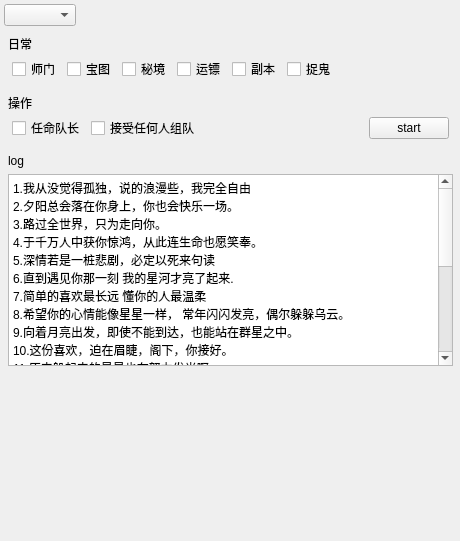
First picture: the form in pygm/views/tabContent.ui, repository rrrrrs/py_game, before the edit.
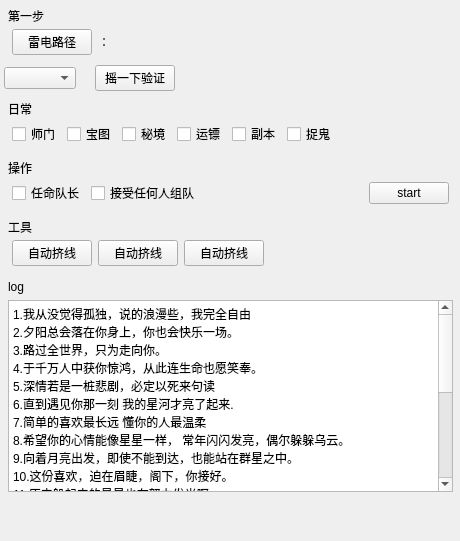
Second picture: the form after the edit. Icons and pictures are not drawn.

Commit message: 添加自动挤线器

Patch:
```diff
--- a/pygm/views/tabContent.ui
+++ b/pygm/views/tabContent.ui
@@ -35,6 +35,72 @@
     <property name="bottomMargin">
      <number>4</number>
     </property>
+    <item>
+     <layout class="QVBoxLayout" name="dailyContainer_4">
+      <property name="leftMargin">
+       <number>4</number>
+      </property>
+      <property name="topMargin">
+       <number>4</number>
+      </property>
+      <property name="rightMargin">
+       <number>4</number>
+      </property>
+      <property name="bottomMargin">
+       <number>4</number>
+      </property>
+      <item>
+       <widget class="QLabel" name="label_7">
+        <property name="maximumSize">
+         <size>
+          <width>16777215</width>
+          <height>15</height>
+         </size>
+        </property>
+        <property name="text">
+         <string>第一步</string>
+        </property>
+       </widget>
+      </item>
+      <item>
+       <layout class="QHBoxLayout" name="horizontalLayout_6">
+        <property name="leftMargin">
+         <number>4</number>
+        </property>
+        <property name="rightMargin">
+         <number>4</number>
+        </property>
+        <item>
+         <widget class="QPushButton" name="path_btn">
+          <property name="text">
+           <string>雷电路径</string>
+          </property>
+         </widget>
+        </item>
+        <item>
+         <widget class="QLabel" name="path_label">
+          <property name="text">
+           <string>：</string>
+          </property>
+         </widget>
+        </item>
+        <item>
+         <spacer name="spacer_h3_2">
+          <property name="orientation">
+           <enum>Qt::Horizontal</enum>
+          </property>
+          <property name="sizeHint" stdset="0">
+           <size>
+            <width>40</width>
+            <height>20</height>
+           </size>
+          </property>
+         </spacer>
+        </item>
+       </layout>
+      </item>
+     </layout>
+    </item>
     <item>
      <layout class="QHBoxLayout" name="deviceContainer">
       <property name="sizeConstraint">
@@ -53,6 +119,13 @@
         </property>
        </widget>
       </item>
+      <item>
+       <widget class="QPushButton" name="shake_btn">
+        <property name="text">
+         <string>摇一下验证</string>
+        </property>
+       </widget>
+      </item>
       <item>
        <spacer name="spacer_h1">
         <property name="orientation">
@@ -235,6 +308,79 @@
       </item>
      </layout>
     </item>
+    <item>
+     <layout class="QVBoxLayout" name="dailyContainer_3">
+      <property name="leftMargin">
+       <number>4</number>
+      </property>
+      <property name="topMargin">
+       <number>4</number>
+      </property>
+      <property name="rightMargin">
+       <number>4</number>
+      </property>
+      <property name="bottomMargin">
+       <number>4</number>
+      </property>
+      <item>
+       <widget class="QLabel" name="label_6">
+        <property name="maximumSize">
+         <size>
+          <width>16777215</width>
+          <height>15</height>
+         </size>
+        </property>
+        <property name="text">
+         <string>工具</string>
+        </property>
+       </widget>
+      </item>
+      <item>
+       <layout class="QHBoxLayout" name="horizontalLayout_5">
+        <property name="leftMargin">
+         <number>4</number>
+        </property>
+        <property name="rightMargin">
+         <number>4</number>
+        </property>
+        <item>
+         <widget class="QPushButton" name="auto_jixian_btn">
+          <property name="text">
+           <string>自动挤线</string>
+          </property>
+         </widget>
+        </item>
+        <item>
+         <widget class="QPushButton" name="auto_jixian_btn_2">
+          <property name="text">
+           <string>自动挤线</string>
+          </property>
+         </widget>
+        </item>
+        <item>
+         <widget class="QPushButton" name="auto_jixian_btn_3">
+          <property name="text">
+           <string>自动挤线</string>
+          </property>
+         </widget>
+        </item>
+        <item>
+         <spacer name="horizontalSpacer">
+          <property name="orientation">
+           <enum>Qt::Horizontal</enum>
+          </property>
+          <property name="sizeHint" stdset="0">
+           <size>
+            <width>40</width>
+            <height>20</height>
+           </size>
+          </property>
+         </spacer>
+        </item>
+       </layout>
+      </item>
+     </layout>
+    </item>
     <item>
      <layout class="QVBoxLayout" name="logcontainer">
       <property name="leftMargin">
```
Left out of the diff: 4 changed lines with no effect on the pictures. The commit also changes 13 other files.
